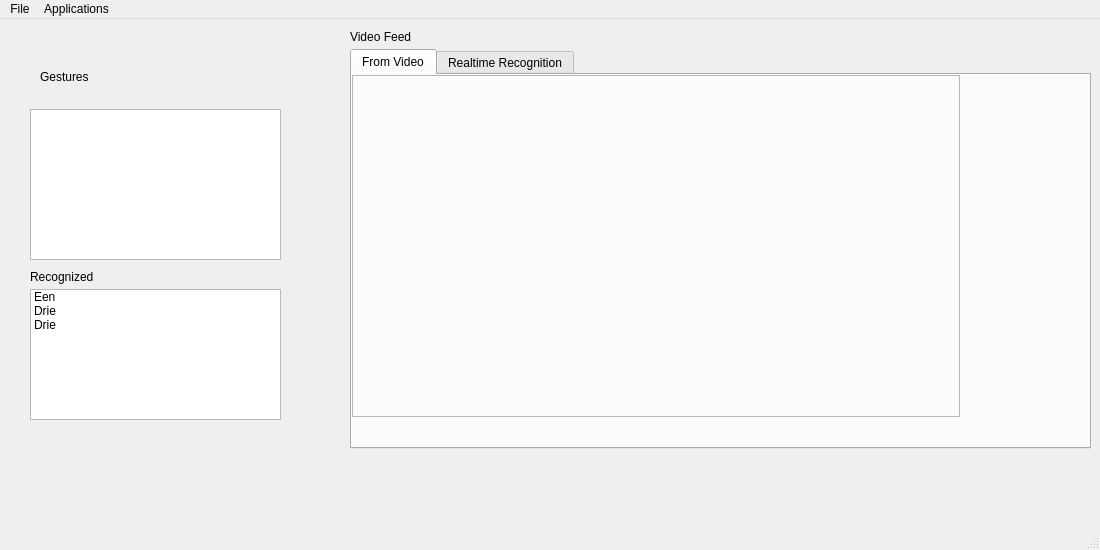
Before: the Qt Designer form src/GUI/mainwindow.ui in SpeedyCodes/HMM-GestureRecognition, drawn with Qt 5.
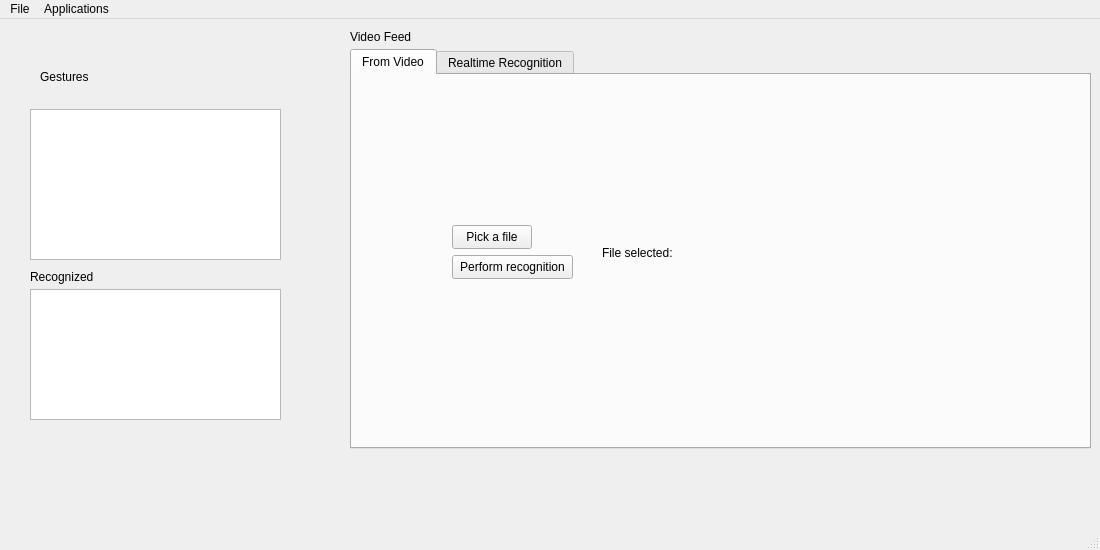
After: the same form once the commit is applied. The open tabs and pages were chosen to show the change.

Commit message:
GUI functionality part 2: video & realtime recognition (#27)
* recognition from file

* realtime recognition connected to GUI

```diff
--- a/src/GUI/mainwindow.ui
+++ b/src/GUI/mainwindow.ui
@@ -69,20 +69,56 @@
      <attribute name="title">
       <string>From Video</string>
      </attribute>
-     <widget class="QFrame" name="videoFrame">
+     <widget class="QPushButton" name="videoPickButton">
       <property name="geometry">
        <rect>
-        <x>0</x>
-        <y>0</y>
-        <width>608</width>
-        <height>342</height>
+        <x>100</x>
+        <y>150</y>
+        <width>80</width>
+        <height>24</height>
        </rect>
       </property>
-      <property name="frameShape">
-       <enum>QFrame::StyledPanel</enum>
+      <property name="text">
+       <string>Pick a file</string>
       </property>
-      <property name="frameShadow">
-       <enum>QFrame::Raised</enum>
+     </widget>
+     <widget class="QLabel" name="label_5">
+      <property name="geometry">
+       <rect>
+        <x>250</x>
+        <y>170</y>
+        <width>71</width>
+        <height>16</height>
+       </rect>
+      </property>
+      <property name="text">
+       <string>File selected:</string>
+      </property>
+     </widget>
+     <widget class="QLabel" name="selectedVideoLabel">
+      <property name="geometry">
+       <rect>
+        <x>330</x>
+        <y>170</y>
+        <width>391</width>
+        <height>16</height>
+       </rect>
+      </property>
+      <property name="text">
+       <string/>
+      </property>
+     </widget>
+     <widget class="QPushButton" name="recognizeButton">
+      <property name="geometry">
+       <rect>
+        <x>100</x>
+        <y>180</y>
+        <width>121</width>
+        <height>24</height>
+       </rect>
+      </property>
+      <property name="text">
+       <string>Perform recognition</string>
       </property>
      </widget>
     </widget>
@@ -131,21 +167,6 @@
       <height>131</height>
      </rect>
     </property>
-    <item>
-     <property name="text">
-      <string>Een</string>
-     </property>
-    </item>
-    <item>
-     <property name="text">
-      <string>Drie</string>
-     </property>
-    </item>
-    <item>
-     <property name="text">
-      <string>Drie</string>
-     </property>
-    </item>
    </widget>
    <widget class="QListWidget" name="gesturesListWidget">
     <property name="geometry">
```
Left out of the diff: 4 changed lines with no effect on the pictures. The commit also changes 6 other files.
